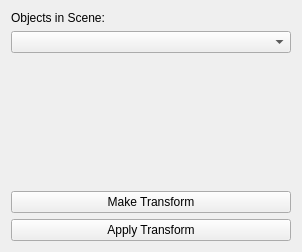
Before: the Qt Designer form ApplyTransformToObject/applytransformtoobjectwidget.ui in nist-anka/IbisPluginsExtra1, drawn with Qt 5.
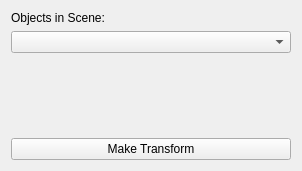
After: the same form once the commit is applied.

Commit message: Finished working interface to set object's transform programmatically.

```diff
--- a/ApplyTransformToObject/applytransformtoobjectwidget.ui
+++ b/ApplyTransformToObject/applytransformtoobjectwidget.ui
@@ -7,7 +7,7 @@
     <x>0</x>
     <y>0</y>
     <width>302</width>
-    <height>252</height>
+    <height>171</height>
    </rect>
   </property>
   <property name="windowTitle">
@@ -50,13 +50,6 @@
        </property>
       </widget>
      </item>
-     <item>
-      <widget class="QPushButton" name="applyPushButton">
-       <property name="text">
-        <string>Apply Transform</string>
-       </property>
-      </widget>
-     </item>
     </layout>
    </item>
   </layout>
```
The commit also changes 3 other files.
